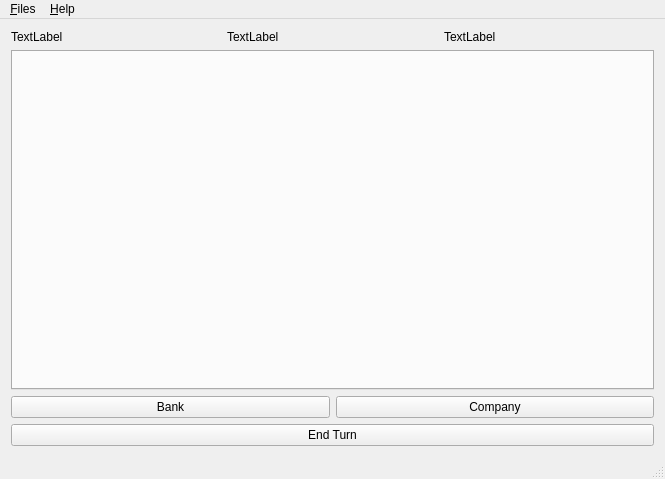
The window that MainWindow.ui (lgasyou/SimpleSimulator) describes before a commit, drawn with Qt 5.
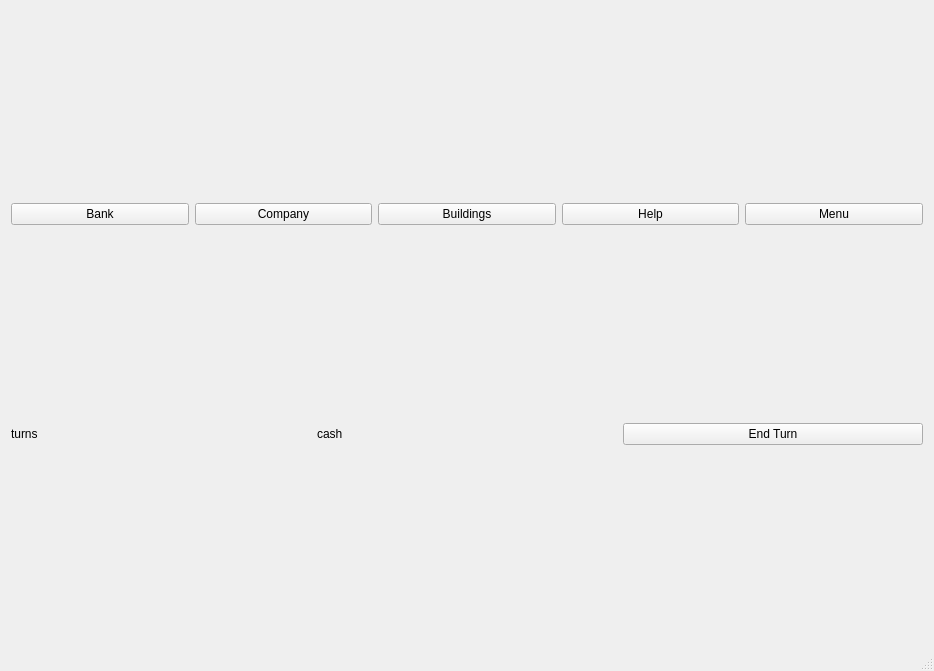
The same window after the commit.

```diff
--- a/MainWindow.ui
+++ b/MainWindow.ui
@@ -6,8 +6,8 @@
    <rect>
     <x>0</x>
     <y>0</y>
-    <width>665</width>
-    <height>479</height>
+    <width>934</width>
+    <height>671</height>
    </rect>
   </property>
   <property name="windowTitle">
@@ -15,92 +15,75 @@
   </property>
   <widget class="QWidget" name="centralWidget">
    <layout class="QGridLayout" name="gridLayout">
-    <item row="3" column="0">
-     <widget class="QPushButton" name="pushButton_EndTurn">
-      <property name="text">
-       <string>End Turn</string>
-      </property>
-     </widget>
-    </item>
-    <item row="2" column="0">
-     <layout class="QHBoxLayout" name="horizontalLayout_OptionButtons">
-      <item>
-       <widget class="QPushButton" name="pushButton_Bank">
-        <property name="text">
-         <string>Bank</string>
-        </property>
-       </widget>
-      </item>
-      <item>
-       <widget class="QPushButton" name="pushButton_Company">
-        <property name="text">
-         <string>Company</string>
-        </property>
-       </widget>
-      </item>
-     </layout>
-    </item>
     <item row="0" column="0">
      <layout class="QHBoxLayout" name="horizontalLayout_Labels">
       <item>
-       <widget class="QLabel" name="label_CompanyCash">
+       <widget class="QPushButton" name="bankPushButton">
         <property name="text">
-         <string>TextLabel</string>
+         <string>Bank</string>
         </property>
        </widget>
       </item>
       <item>
-       <widget class="QLabel" name="label_CompanyTotalValue">
+       <widget class="QPushButton" name="companyPushButton">
         <property name="text">
-         <string>TextLabel</string>
+         <string>Company</string>
         </property>
        </widget>
       </item>
       <item>
-       <widget class="QLabel" name="label_Turns">
+       <widget class="QPushButton" name="buildingListPushButton">
         <property name="text">
-         <string>TextLabel</string>
+         <string>Buildings</string>
+        </property>
+       </widget>
+      </item>
+      <item>
+       <widget class="QPushButton" name="helpPushButton">
+        <property name="text">
+         <string>Help</string>
+        </property>
+       </widget>
+      </item>
+      <item>
+       <widget class="QPushButton" name="menuPushButton">
+        <property name="text">
+         <string>Menu</string>
         </property>
        </widget>
       </item>
      </layout>
     </item>
     <item row="1" column="0">
-     <widget class="QTabWidget" name="tabUI">
-      <property name="currentIndex">
-       <number>-1</number>
-      </property>
-     </widget>
+     <layout class="QHBoxLayout" name="mainLayout"/>
+    </item>
+    <item row="2" column="0">
+     <layout class="QHBoxLayout" name="bottomLayout">
+      <item>
+       <widget class="QLabel" name="label_Turns">
+        <property name="text">
+         <string>turns</string>
+        </property>
+       </widget>
+      </item>
+      <item>
+       <widget class="QLabel" name="label_CompanyCash">
+        <property name="text">
+         <string>cash</string>
+        </property>
+       </widget>
+      </item>
+      <item>
+       <widget class="QPushButton" name="pushButton_EndTurn">
+        <property name="text">
+         <string>End Turn</string>
+        </property>
+       </widget>
+      </item>
+     </layout>
     </item>
    </layout>
   </widget>
-  <widget class="QMenuBar" name="menuBar">
-   <property name="geometry">
-    <rect>
-     <x>0</x>
-     <y>0</y>
-     <width>665</width>
-     <height>23</height>
-    </rect>
-   </property>
-   <widget class="QMenu" name="menu_Files">
-    <property name="title">
-     <string>&amp;Files</string>
-    </property>
-    <addaction name="action_Save"/>
-    <addaction name="action_Load"/>
-    <addaction name="action_New"/>
-    <addaction name="action_SaveAndExit"/>
-    <addaction name="actionExit_without_Save"/>
-   </widget>
-   <widget class="QMenu" name="menu_Help">
-    <property name="title">
-     <string>&amp;Help</string>
-    </property>
-   </widget>
-   <addaction name="menu_Files"/>
-   <addaction name="menu_Help"/>
-  </widget>
   <widget class="QStatusBar" name="statusBar"/>
   <action name="action_Open">
    <property name="text">
```
